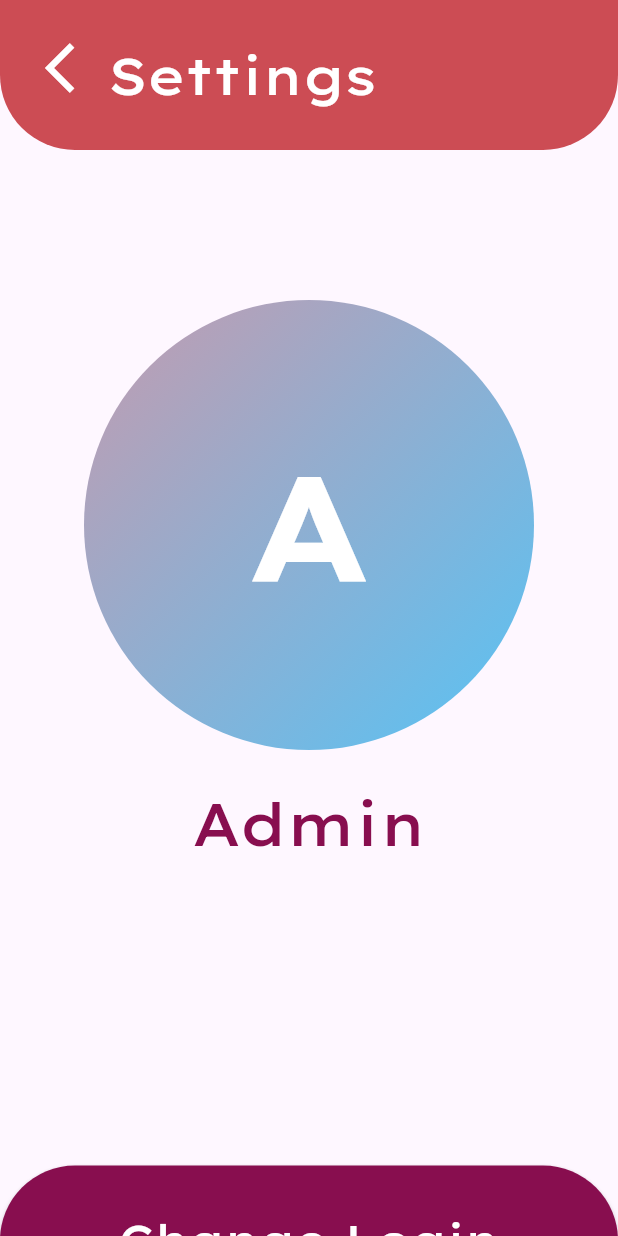
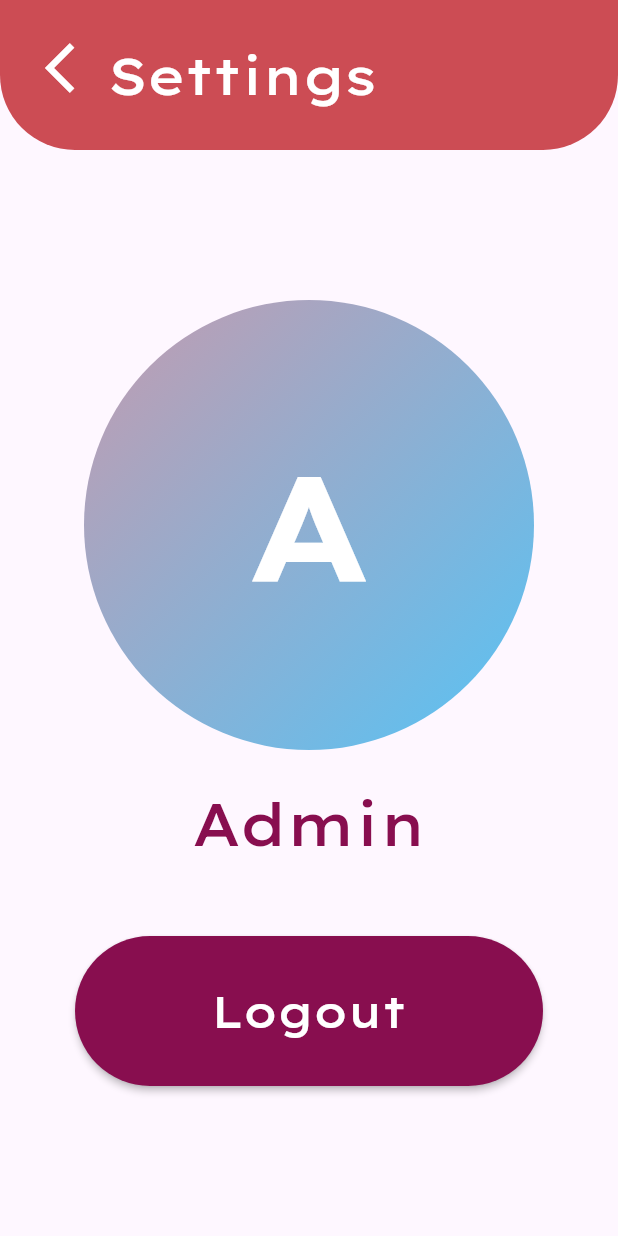
Before and after one commit to uoa-compsci399-s1-2024/capstone-project-2024-s1-team-13, a Flutter app: the AdminSettings screen opened directly, on a phone screen of 412 x 824 dp. Run offline on Flutter 3.47's test engine with Material 3 defaults, Android fonts, the phone set to English and light mode, and no system bars; our stand-ins replace auto_size_text, cached_network_image, file_picker, flutter_svg, flutter_tts; missing offline and left inert: amplify_api, amplify_auth_cognito, amplify_core, amplify_flutter, amplify_storage_s3.

Commit message:
Removed change_login.dart
-  Removed this screen.
- Minor UI changes to settings screen.

```diff
--- a/lib/admin/admin_settings.dart
+++ b/lib/admin/admin_settings.dart
@@ -1,5 +1,4 @@
 import 'package:flutter/material.dart';
-import 'package:inka_test/admin/admin_change_login.dart';
 import 'package:inka_test/welcome/inka_welcome.dart';
 import 'package:amplify_flutter/amplify_flutter.dart';
 
@@ -21,10 +20,15 @@ class AdminSettings extends StatelessWidget {
             }),
       ),
       body: Center(
-          child: Column(children: [
-        const SizedBox(height: 100),
-
+          child: Padding(
+        padding:
+            const EdgeInsets.only(left: 50, right: 50, top: 100, bottom: 100),
+        child: Column(
+            mainAxisAlignment: MainAxisAlignment.spaceBetween,
+            children: [
               // Support Staff Avatar
+              Column(
+                children: [
                   Container(
                       width: 300,
                       height: 300,
@@ -34,9 +38,9 @@ class AdminSettings extends StatelessWidget {
                             colors: [
                               Color.fromARGB(255, 196, 155, 175),
                               Color.fromARGB(255, 87, 195, 245)
-                  ], // Gradient colors
-                  begin: Alignment.topLeft, // Gradient begin position
-                  end: Alignment.bottomRight, // Gradient end position
+                            ],
+                            begin: Alignment.topLeft,
+                            end: Alignment.bottomRight,
                           )),
                       child: const Center(
                           child: Text(
@@ -47,9 +51,7 @@ class AdminSettings extends StatelessWidget {
                             fontWeight: FontWeight.w600,
                             color: Colors.white),
                       ))),
-
                   const SizedBox(height: 20),
-
                   // Text
                   Text("Admin",
                       style: TextStyle(
@@ -57,34 +59,10 @@ class AdminSettings extends StatelessWidget {
                           fontSize: 40,
                           fontWeight: FontWeight.w500,
                           color: Colors.pink[900])),
+                ],
+              ),
 
-        const SizedBox(height: 200),
-
-        // Change Login Button
-        ElevatedButton(
-            onPressed: () {
-              Navigator.push(context, MaterialPageRoute(builder: (context) {
-                return const AdminChangeLogin(
-                    title: 'Change Login'); // To change
-              }));
-            },
-            style: ElevatedButton.styleFrom(
-                minimumSize: const Size(700, 100),
-                foregroundColor: Colors.white,
-                textStyle: const TextStyle(
-                  fontSize: 30,
-                  fontFamily: 'Lexend Exa',
-                  fontWeight: FontWeight.w500,
-                ),
-                backgroundColor: Colors.pink[900],
-                elevation: 2,
-                shape: RoundedRectangleBorder(
-                    borderRadius: BorderRadius.circular(50))),
-            child: const Text("Change Login")),
-
-        const SizedBox(height: 20),
-
-        // Logout Button - pending backend functionality
+              // Logout Button
               ElevatedButton(
                   onPressed: () async {
                     try {
@@ -110,7 +88,8 @@ class AdminSettings extends StatelessWidget {
                       shape: RoundedRectangleBorder(
                           borderRadius: BorderRadius.circular(50))),
                   child: const Text("Logout"))
-      ])),
+            ]),
+      )),
     );
   }
 }
```
Also changed, not shown: lib/admin/admin_change_login.dart (deleted, +0 -173 lines). Lines whose indentation alone changed are shown as unchanged.
